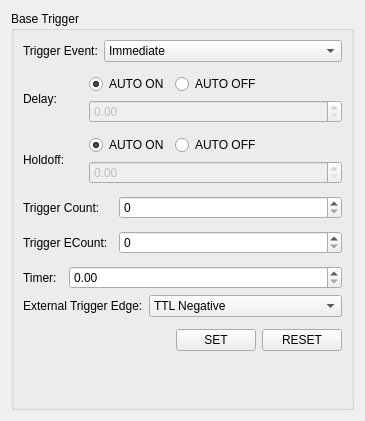
The window that Fluke8588A/new_ui/trigger_base.ui (V4rd3n/Fluke8588A-pyvisa) describes before a commit, drawn with Qt 5.
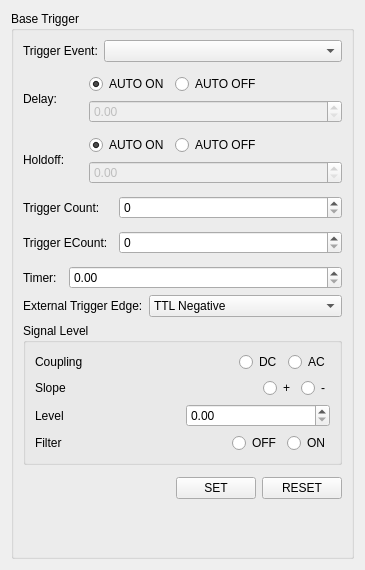
The same window after the commit.

Commit message: Implementation base trigger, testing fetch methods for secondary reading, some standardization in config, nplc and time derived from line frequency asked to the instrument

```diff
--- a/Fluke8588A/new_ui/trigger_base.ui
+++ b/Fluke8588A/new_ui/trigger_base.ui
@@ -7,11 +7,11 @@
     <x>0</x>
     <y>0</y>
     <width>365</width>
-    <height>421</height>
+    <height>570</height>
    </rect>
   </property>
   <property name="sizePolicy">
-   <sizepolicy hsizetype="Preferred" vsizetype="Fixed">
+   <sizepolicy hsizetype="Preferred" vsizetype="Minimum">
     <horstretch>0</horstretch>
     <verstretch>0</verstretch>
    </sizepolicy>
@@ -64,26 +64,6 @@
           <property name="sizeAdjustPolicy">
            <enum>QComboBox::AdjustToContents</enum>
           </property>
-          <item>
-           <property name="text">
-            <string>Immediate</string>
-           </property>
-          </item>
-          <item>
-           <property name="text">
-            <string>External</string>
-           </property>
-          </item>
-          <item>
-           <property name="text">
-            <string>Internal</string>
-           </property>
-          </item>
-          <item>
-           <property name="text">
-            <string>Timer</string>
-           </property>
-          </item>
          </widget>
         </item>
        </layout>
@@ -450,6 +430,140 @@
         </item>
        </layout>
       </item>
+      <item>
+       <widget class="QGroupBox" name="signal_groupbox">
+        <property name="title">
+         <string>Signal Level</string>
+        </property>
+        <layout class="QVBoxLayout" name="verticalLayout_4">
+         <item>
+          <layout class="QHBoxLayout" name="horizontalLayout_9">
+           <item>
+            <widget class="QLabel" name="label_7">
+             <property name="sizePolicy">
+              <sizepolicy hsizetype="Expanding" vsizetype="Preferred">
+               <horstretch>0</horstretch>
+               <verstretch>0</verstretch>
+              </sizepolicy>
+             </property>
+             <property name="text">
+              <string>Coupling</string>
+             </property>
+            </widget>
+           </item>
+           <item>
+            <widget class="QRadioButton" name="tdccoup_radiobutton">
+             <property name="text">
+              <string>DC</string>
+             </property>
+             <attribute name="buttonGroup">
+              <string notr="true">buttonGroup_3</string>
+             </attribute>
+            </widget>
+           </item>
+           <item>
+            <widget class="QRadioButton" name="taccoup_radiobutton">
+             <property name="text">
+              <string>AC</string>
+             </property>
+             <attribute name="buttonGroup">
+              <string notr="true">buttonGroup_3</string>
+             </attribute>
+            </widget>
+           </item>
+          </layout>
+         </item>
+         <item>
+          <layout class="QHBoxLayout" name="horizontalLayout_10">
+           <item>
+            <widget class="QLabel" name="label_9">
+             <property name="sizePolicy">
+              <sizepolicy hsizetype="Expanding" vsizetype="Preferred">
+               <horstretch>0</horstretch>
+               <verstretch>0</verstretch>
+              </sizepolicy>
+             </property>
+             <property name="text">
+              <string>Slope</string>
+             </property>
+            </widget>
+           </item>
+           <item>
+            <widget class="QRadioButton" name="tpos_radiobutton">
+             <property name="text">
+              <string>+</string>
+             </property>
+             <attribute name="buttonGroup">
+              <string notr="true">buttonGroup_4</string>
+             </attribute>
+            </widget>
+           </item>
+           <item>
+            <widget class="QRadioButton" name="tneg_radiobutton">
+             <property name="text">
+              <string>-</string>
+             </property>
+             <attribute name="buttonGroup">
+              <string notr="true">buttonGroup_4</string>
+             </attribute>
+            </widget>
+           </item>
+          </layout>
+         </item>
+         <item>
+          <layout class="QHBoxLayout" name="horizontalLayout_12">
+           <item>
+            <widget class="QLabel" name="label_10">
+             <property name="text">
+              <string>Level</string>
+             </property>
+            </widget>
+           </item>
+           <item>
+            <widget class="QDoubleSpinBox" name="tlevel_spinbox"/>
+           </item>
+          </layout>
+         </item>
+         <item>
+          <layout class="QHBoxLayout" name="horizontalLayout_11">
+           <item>
+            <widget class="QLabel" name="label_11">
+             <property name="sizePolicy">
+              <sizepolicy hsizetype="Expanding" vsizetype="Preferred">
+               <horstretch>0</horstretch>
+               <verstretch>0</verstretch>
+              </sizepolicy>
+             </property>
+             <property name="text">
+              <string>Filter</string>
+             </property>
+            </widget>
+           </item>
+           <item>
+            <widget class="QRadioButton" name="tfiltoff_radiobutton">
+             <property name="text">
+              <string>OFF</string>
+             </property>
+             <attribute name="buttonGroup">
+              <string notr="true">buttonGroup_5</string>
+             </attribute>
+            </widget>
+           </item>
+           <item>
+            <widget class="QRadioButton" name="tfilton_radiobutton">
+             <property name="text">
+              <string>ON</string>
+             </property>
+             <attribute name="buttonGroup">
+              <string notr="true">buttonGroup_5</string>
+             </attribute>
+            </widget>
+           </item>
+          </layout>
+         </item>
+        </layout>
+       </widget>
+      </item>
       <item>
        <spacer name="verticalSpacer_7">
         <property name="orientation">
```
Left out of the diff: 7 changed lines with no effect on the pictures. The commit also changes 12 other files.
